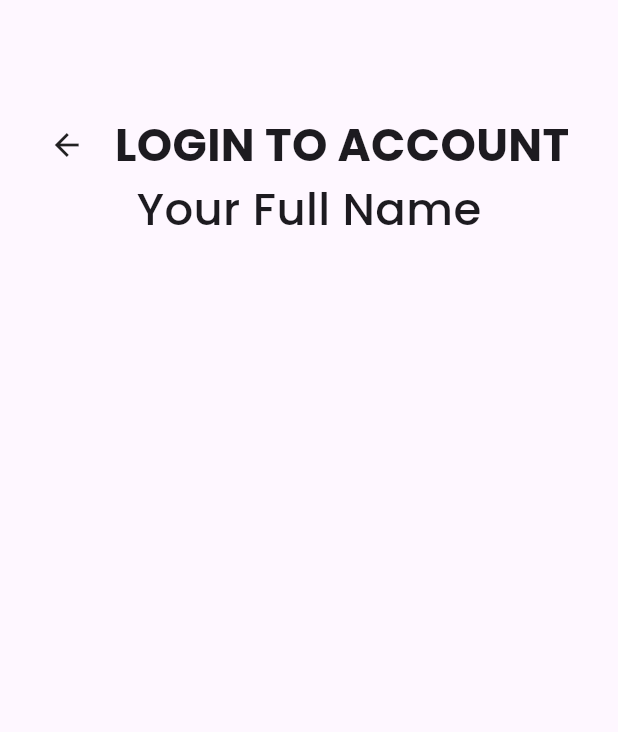
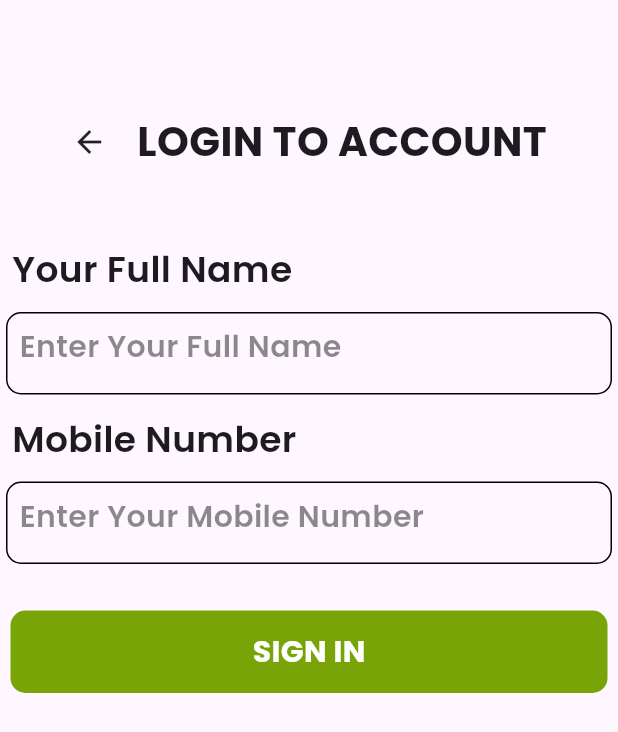
Before and after one commit to nidhamkacha/boxcricket, a Flutter app: the screen it shows after launch, on a phone screen of 412 x 824 dp. Shown: the top 732 px of the screen. Run offline on Flutter 3.47's test engine with Material 3 defaults, Android fonts, the phone set to English and light mode, and no system bars; our stand-ins replace google_fonts.

Commit message:
14-2-24
Signed-off-by: Nidham Kacha <nidham78@gmail.com>

```diff
--- a/lib/login_screen.dart
+++ b/lib/login_screen.dart
@@ -13,6 +13,7 @@ class _LoginScreenState extends State<LoginScreen> {
   Widget build(BuildContext context) {
     return Scaffold(
       body: Column(
+        crossAxisAlignment: CrossAxisAlignment.start,
         children: [
           SizedBox(
             height: 75,
@@ -30,19 +31,90 @@ class _LoginScreenState extends State<LoginScreen> {
               Text(
                 "LOGIN TO ACCOUNT",
                 style: GoogleFonts.poppins(
-                    fontSize: 30, fontWeight: FontWeight.w700),
+                    fontSize: 27, fontWeight: FontWeight.w700),
               )
             ],
           ),
-          Column(
-            children: [
-              Text(
-                "Your Full Name",
+          SizedBox(
+            height: 40,
+          ),
+          Padding(
+            padding: const EdgeInsets.all(8.0),
+            child: Column(
+              children: [
+                Text(
+                  "Your Full Name",
+                  style: GoogleFonts.poppins(
+                      fontSize: 24, fontWeight: FontWeight.w600),
+                ),
+              ],
+            ),
+          ),
+          Container(
+            margin: EdgeInsets.all(4),
+            height: 55,
+            width: double.infinity,
+            child: Padding(
+              padding: const EdgeInsets.all(8.0),
+              child: Text(
+                "Enter Your Full Name",
                 style: GoogleFonts.poppins(
-                    fontSize: 30, fontWeight: FontWeight.w500),
-              )
-            ],
-          )
+                    color: Colors.black45,
+                    fontSize: 20,
+                    fontWeight: FontWeight.w600),
+              ),
+            ),
+            decoration: BoxDecoration(
+                border: Border.all(), borderRadius: BorderRadius.circular(10)),
+          ),
+          Padding(
+            padding: const EdgeInsets.all(8.0),
+            child: Column(
+              children: [
+                Text(
+                  "Mobile Number",
+                  style: GoogleFonts.poppins(
+                      fontSize: 24, fontWeight: FontWeight.w600),
+                ),
+              ],
+            ),
+          ),
+          Container(
+            margin: EdgeInsets.all(4),
+            height: 55,
+            width: double.infinity,
+            child: Padding(
+              padding: const EdgeInsets.all(8.0),
+              child: Text(
+                "Enter Your Mobile Number",
+                style: GoogleFonts.poppins(
+                    color: Colors.black45,
+                    fontSize: 20,
+                    fontWeight: FontWeight.w600),
+              ),
+            ),
+            decoration: BoxDecoration(
+                border: Border.all(), borderRadius: BorderRadius.circular(10)),
+          ),
+          SizedBox(
+            height: 20,
+          ),
+          Container(
+            margin: EdgeInsets.all(7),
+            height: 55,
+            child: Center(
+                child: Text(
+              "SIGN IN",
+              style: GoogleFonts.poppins(
+                  color: Colors.white,
+                  fontSize: 20,
+                  fontWeight: FontWeight.w700),
+            )),
+            width: double.infinity,
+            decoration: BoxDecoration(
+                color: Color(0XFF78A408),
+                borderRadius: BorderRadius.circular(10)),
+          ),
         ],
       ),
     );
```
Also changed, not shown: pubspec.lock.
